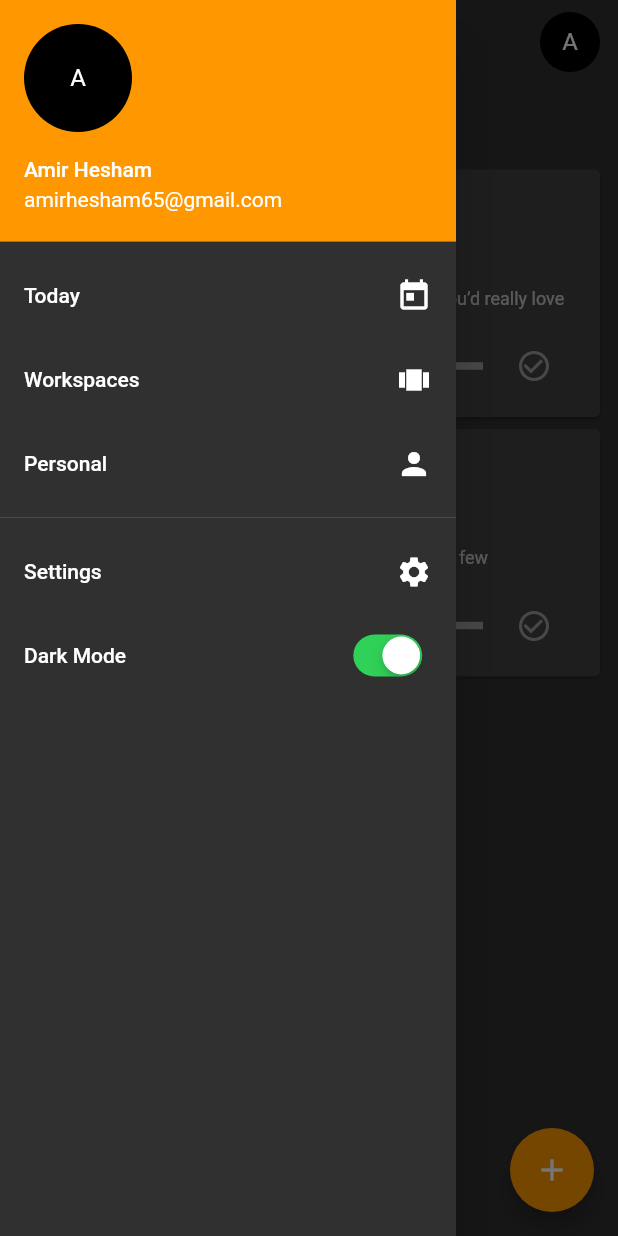
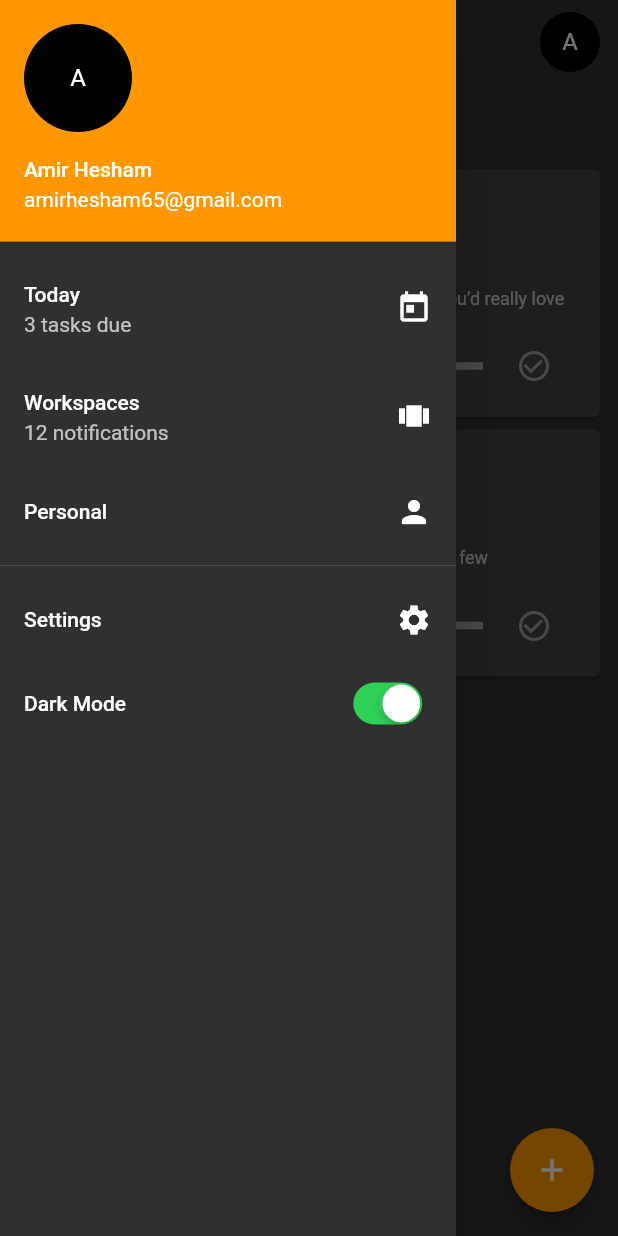
Before and after one commit to amirhesham65/Panther-App, a Flutter app: the screen it shows after launch, with the side drawer open, on a phone screen of 412 x 824 dp. Run offline on Flutter 3.47's test engine with Material 2 defaults, Android fonts, the phone set to English and light mode, and no system bars; drawn by our look-alikes of percent_indicator.

Commit message:
Updated the app drawer

```diff
--- a/lib/components/drawer.dart
+++ b/lib/components/drawer.dart
@@ -18,10 +18,12 @@ class AppDrawer extends StatelessWidget {
             ),
             ListTile(
               title: Text('Today'),
+              subtitle: Text('3 tasks due'),
               trailing: Icon(Icons.today),
             ),
             ListTile(
               title: Text('Workspaces'),
+              subtitle: Text('12 notifications'),
               trailing: Icon(Icons.view_carousel),
               onTap: () => Navigator.pushNamed(context, '/projects')
             ),
```
